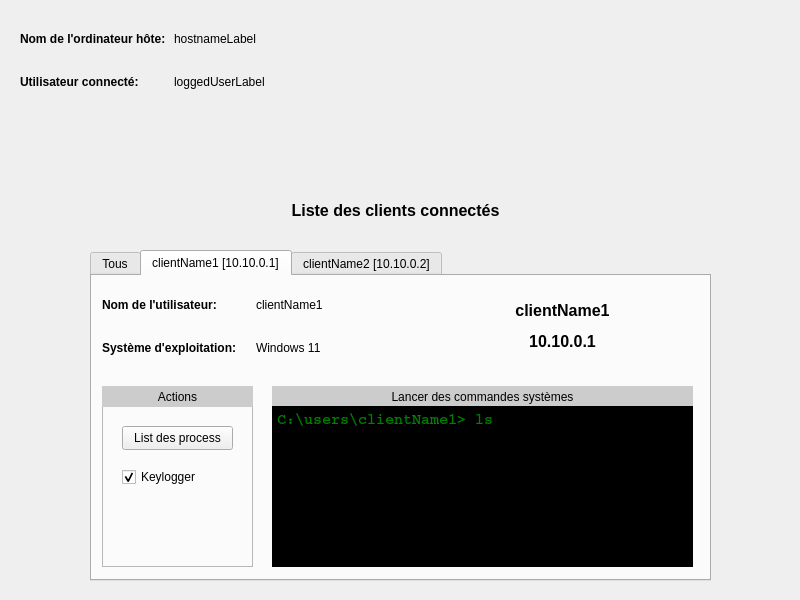
First picture: the form in ServerQt/src/homescreen.ui, repository cyril-porez/Les-9-cercles-de-l-enfer, before the edit.
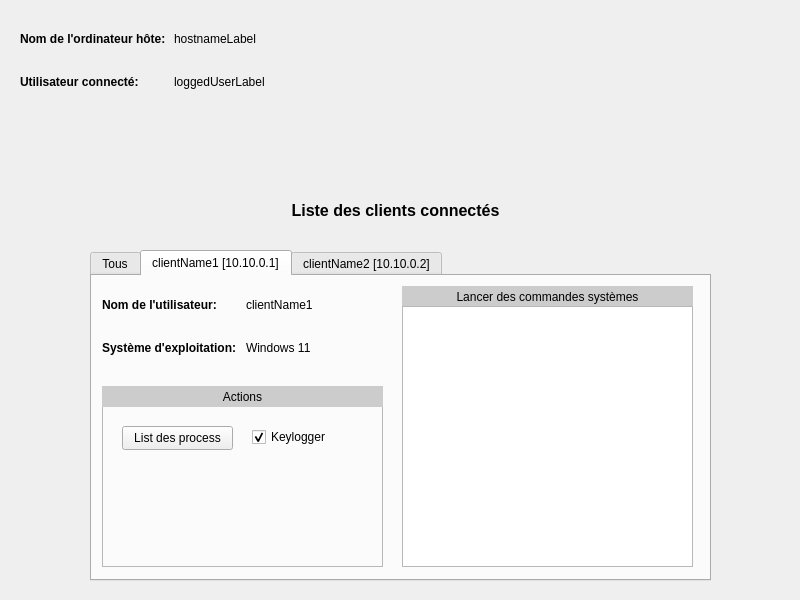
Second picture: the form after the edit. The open tabs and pages were chosen to show the change.

Patch:
```diff
--- a/ServerQt/src/homescreen.ui
+++ b/ServerQt/src/homescreen.ui
@@ -145,7 +145,7 @@
       <rect>
        <x>10</x>
        <y>10</y>
-       <width>301</width>
+       <width>281</width>
        <height>80</height>
       </rect>
      </property>
@@ -203,7 +203,7 @@
       <rect>
        <x>10</x>
        <y>110</y>
-       <width>151</width>
+       <width>281</width>
        <height>181</height>
       </rect>
      </property>
@@ -221,7 +221,7 @@
        <rect>
         <x>0</x>
         <y>0</y>
-        <width>151</width>
+        <width>281</width>
         <height>21</height>
        </rect>
       </property>
@@ -251,8 +251,8 @@
      <widget class="QCheckBox" name="checkBox">
       <property name="geometry">
        <rect>
-        <x>20</x>
-        <y>80</y>
+        <x>150</x>
+        <y>40</y>
         <width>111</width>
         <height>22</height>
        </rect>
@@ -268,10 +268,10 @@
     <widget class="QFrame" name="frame_2">
      <property name="geometry">
       <rect>
-       <x>180</x>
-       <y>110</y>
-       <width>421</width>
-       <height>181</height>
+       <x>310</x>
+       <y>10</y>
+       <width>291</width>
+       <height>281</height>
       </rect>
      </property>
      <property name="frameShape">
@@ -288,7 +288,7 @@
        <rect>
         <x>0</x>
         <y>0</y>
-        <width>421</width>
+        <width>291</width>
         <height>21</height>
        </rect>
       </property>
@@ -302,64 +302,17 @@
        <set>Qt::AlignCenter</set>
       </property>
      </widget>
-     <widget class="QPlainTextEdit" name="plainTextEdit">
+     <widget class="QListView" name="listView_2">
       <property name="geometry">
        <rect>
         <x>0</x>
         <y>20</y>
-        <width>421</width>
-        <height>161</height>
+        <width>291</width>
+        <height>261</height>
        </rect>
       </property>
-      <property name="font">
-       <font>
-        <family>Courier</family>
-        <pointsize>11</pointsize>
-        <bold>true</bold>
-       </font>
-      </property>
-      <property name="styleSheet">
-       <string notr="true">background-color: black; 
-color: green; 
-font-family: Courier, monospace;
-font-weight: bold;</string>
-      </property>
-      <property name="plainText">
-       <string>C:\users\clientName1&gt; ls</string>
-      </property>
      </widget>
     </widget>
-    <widget class="QLabel" name="label_13">
-     <property name="geometry">
-      <rect>
-       <x>380</x>
-       <y>20</y>
-       <width>181</width>
-       <height>61</height>
-      </rect>
-     </property>
-     <property name="font">
-      <font>
-       <pointsize>12</pointsize>
-       <bold>true</bold>
-      </font>
-     </property>
-     <property name="lineWidth">
-      <number>1</number>
-     </property>
-     <property name="text">
-      <string>&lt;html&gt;&lt;head/&gt;&lt;body&gt;&lt;p align=&quot;center&quot;&gt;clientName1&lt;/p&gt;&lt;p align=&quot;center&quot;&gt;10.10.0.1&lt;/p&gt;&lt;/body&gt;&lt;/html&gt;</string>
-     </property>
-     <property name="scaledContents">
-      <bool>false</bool>
-     </property>
-     <property name="alignment">
-      <set>Qt::AlignCenter</set>
-     </property>
-     <property name="wordWrap">
-      <bool>true</bool>
-     </property>
-    </widget>
    </widget>
    <widget class="QWidget" name="tab_3">
     <attribute name="title">
```
Left out of the diff: 2 changed lines with no effect on the pictures.
